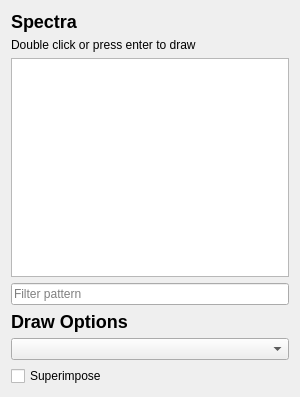
Before: the Qt Designer form main/spectra/src/ViewDrawPanel.ui in FRIBDAQ/SpecTcl, drawn with Qt 5.
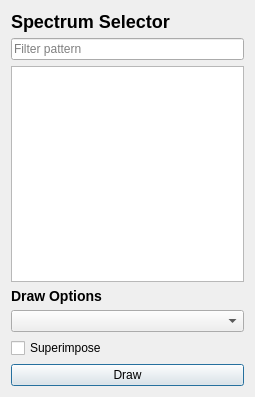
After: the same form once the commit is applied.

Commit message: Improves ViewDrawPanel layout, adds draw button

Diff of the .ui file:
```diff
--- a/main/spectra/src/ViewDrawPanel.ui
+++ b/main/spectra/src/ViewDrawPanel.ui
@@ -6,7 +6,7 @@
    <rect>
     <x>0</x>
     <y>0</y>
-    <width>300</width>
+    <width>255</width>
     <height>397</height>
    </rect>
   </property>
@@ -25,23 +25,10 @@
      <item>
       <widget class="QLabel" name="label">
        <property name="text">
-        <string>&lt;html&gt;&lt;head/&gt;&lt;body&gt;&lt;p&gt;&lt;span style=&quot; font-size:x-large; font-weight:600;&quot;&gt;Spectra&lt;/span&gt;&lt;/p&gt;&lt;/body&gt;&lt;/html&gt;</string>
+        <string>&lt;h2&gt;Spectrum Selector&lt;/h2&gt;</string>
        </property>
       </widget>
      </item>
-     <item>
-      <widget class="QLabel" name="pInstructionsl">
-       <property name="text">
-        <string>Double click or press enter to draw</string>
-       </property>
-       <property name="buddy">
-        <cstring>histList</cstring>
-       </property>
-      </widget>
-     </item>
-     <item>
-      <widget class="QListWidget" name="histList"/>
-     </item>
      <item>
       <widget class="QLineEdit" name="pFilterEdit">
        <property name="placeholderText">
@@ -49,6 +36,9 @@
        </property>
       </widget>
      </item>
+     <item>
+      <widget class="QListWidget" name="histList"/>
+     </item>
     </layout>
    </item>
    <item>
@@ -56,7 +46,7 @@
      <item>
       <widget class="QLabel" name="label_2">
        <property name="text">
-        <string>&lt;h2&gt;Draw Options&lt;/h2&gt;</string>
+        <string>&lt;h3&gt;Draw Options&lt;/h3&gt;</string>
        </property>
       </widget>
      </item>
@@ -72,6 +62,22 @@
      </item>
     </layout>
    </item>
+   <item>
+    <widget class="QPushButton" name="pDrawButton">
+     <property name="text">
+      <string>Draw</string>
+     </property>
+     <property name="autoDefault">
+      <bool>true</bool>
+     </property>
+     <property name="default">
+      <bool>true</bool>
+     </property>
+     <property name="flat">
+      <bool>false</bool>
+     </property>
+    </widget>
+   </item>
   </layout>
   <zorder>pInstructionsl</zorder>
   <zorder>histList</zorder>
```
Left out of the diff: 16 changed lines with no effect on the pictures. The commit also changes 3 other files.
